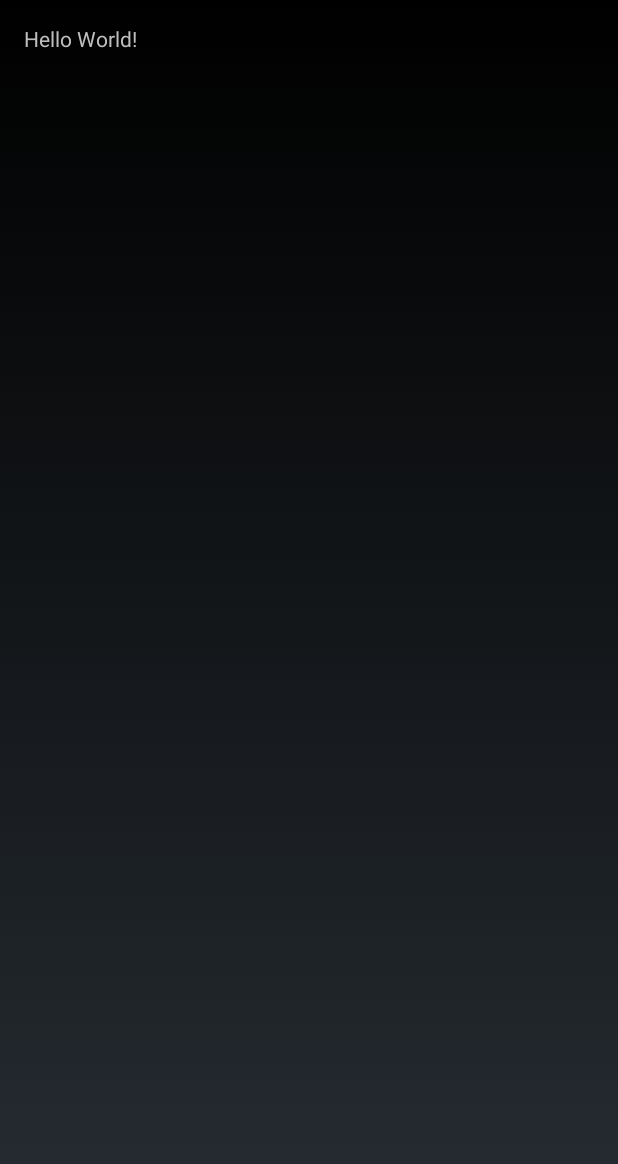
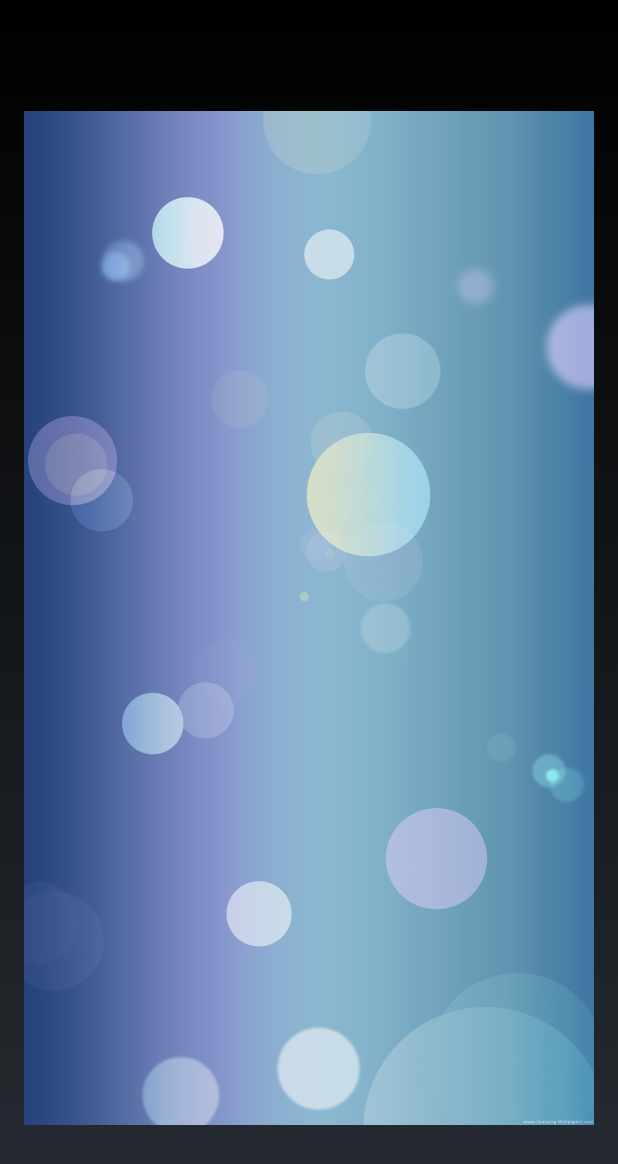
Before and after one commit to SymbolLong/Photo, an Android app: the screen it shows after launch (MainActivity), on a phone screen of 412 x 824 dp. Shown: the top 1164 px of the screen. Run offline under Robolectric (Android 15) with nearby library versions, the phone set to English and light mode, and no system bars.

Commit message:
AN添加手势识别

```diff
--- a/photo-an/app/src/main/AndroidManifest.xml
+++ b/photo-an/app/src/main/AndroidManifest.xml
@@ -15,7 +15,7 @@
 			</intent-filter>
 		</activity>
 		<activity android:name=".MainActivity"
-		          android:theme="@android:style/Theme.NoTitleBar"/>
+		          android:theme="@android:style/Theme.NoTitleBar.Fullscreen"/>
 	</application>
 
 </manifest>
--- a/photo-an/app/src/main/java/com/zhang/photo/photo_an/MainActivity.java
+++ b/photo-an/app/src/main/java/com/zhang/photo/photo_an/MainActivity.java
@@ -2,12 +2,48 @@ package com.zhang.photo.photo_an;
 
 import android.app.Activity;
 import android.os.Bundle;
+import android.view.MotionEvent;
+import android.widget.ImageView;
+import android.widget.Toast;
 
 public class MainActivity extends Activity {
+
+    private ImageView imgView;
+    //手指按下的点为(x1, y1)手指离开屏幕的点为(x2, y2)
+    float x1 = 0;
+    float x2 = 0;
+    float y1 = 0;
+    float y2 = 0;
 
     @Override
     protected void onCreate(Bundle savedInstanceState) {
         super.onCreate(savedInstanceState);
         setContentView(R.layout.activity_main);
+        imgView = (ImageView) findViewById(R.id.imgView);
+    }
+
+    @Override
+    public boolean onTouchEvent(MotionEvent event) {
+        //继承了Activity的onTouchEvent方法，直接监听点击事件
+        if(event.getAction() == MotionEvent.ACTION_DOWN) {
+            //当手指按下的时候
+            x1 = event.getX();
+            y1 = event.getY();
+        }
+        if(event.getAction() == MotionEvent.ACTION_UP) {
+            //当手指离开的时候
+            x2 = event.getX();
+            y2 = event.getY();
+            if(y1 - y2 > 50) {
+                Toast.makeText(MainActivity.this, "向上滑", Toast.LENGTH_SHORT).show();
+            } else if(y2 - y1 > 50) {
+                Toast.makeText(MainActivity.this, "向下滑", Toast.LENGTH_SHORT).show();
+            } else if(x1 - x2 > 50) {
+                Toast.makeText(MainActivity.this, "向左滑", Toast.LENGTH_SHORT).show();
+            } else if(x2 - x1 > 50) {
+                Toast.makeText(MainActivity.this, "向右滑", Toast.LENGTH_SHORT).show();
+            }
+        }
+        return super.onTouchEvent(event);
     }
 }
--- a/photo-an/app/src/main/res/layout/activity_main.xml
+++ b/photo-an/app/src/main/res/layout/activity_main.xml
@@ -9,10 +9,15 @@
 		android:paddingRight="@dimen/activity_horizontal_margin"
 		android:paddingTop="@dimen/activity_vertical_margin"
 		android:paddingBottom="@dimen/activity_vertical_margin"
-		tools:context="com.zhang.photo.photo_an.MainActivity">
+		tools:context="com.zhang.photo.photo_an.MainActivity"
+		android:keepScreenOn="true">
 
-	<TextView
-			android:layout_width="wrap_content"
-			android:layout_height="wrap_content"
-			android:text="Hello World!"/>
+	<ImageView
+			android:layout_width="match_parent"
+			android:layout_height="match_parent"
+			android:id="@+id/imgView"
+	        android:src="@drawable/blue"
+	/>
+
+
 </RelativeLayout>
--- a/photo-java/src/main/resources/application.properties
+++ b/photo-java/src/main/resources/application.properties
@@ -1,6 +1,6 @@
 server.port=8888
-spring.datasource.url=jdbc:mysql://localhost:3307/photo?characterEncoding=utf-8&useSSL=false
-#spring.datasource.url=jdbc:mysql://10.1.2.23:3306/photo?characterEncoding=utf-8&useSSL=false
+#spring.datasource.url=jdbc:mysql://localhost:3307/photo?characterEncoding=utf-8&useSSL=false
+spring.datasource.url=jdbc:mysql://10.1.2.23:3306/photo?characterEncoding=utf-8&useSSL=false
 spring.datasource.username=photo
 spring.datasource.password=123456
 spring.datasource.driverClassName = com.mysql.jdbc.Driver
```
Also changed, not shown: photo-an/app/src/main/res/drawable/blue.jpeg (added), photo-an/app/src/main/res/drawable/blur.png (added).
